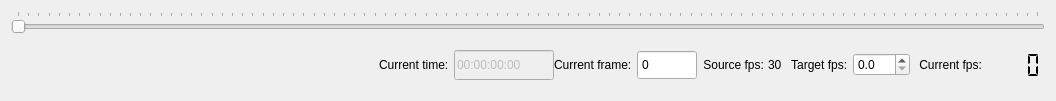
First picture: the form in Src/View/VideoControllWidget.ui, repository BioroboticsLab/biotracker_core, before the edit.
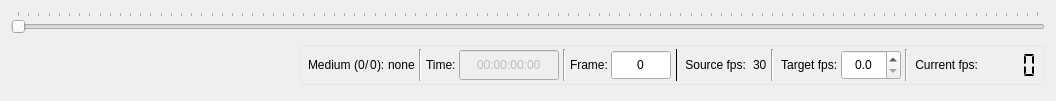
Second picture: the form after the edit. Icons and pictures are not drawn.

Commit message: - NotificationBrowser now scrolls down with new lines if already at end - fixed batch processing of videos while tracking (std::ofstream was buggy and changed to QFile/QTextstream setup) - added current media name to media bar - added current state of batch processing to media bar - minor layout changes to media bar - fixed video stuck at end when manually stepping frames forward -> now goes back to start - refactoring

Patch:
```diff
--- a/Src/View/VideoControllWidget.ui
+++ b/Src/View/VideoControllWidget.ui
@@ -101,7 +101,7 @@
         <x>0</x>
         <y>0</y>
         <width>1038</width>
-        <height>50</height>
+        <height>51</height>
        </rect>
       </property>
       <layout class="QVBoxLayout" name="verticalLayout_2">
@@ -151,7 +151,7 @@
            <number>0</number>
           </property>
           <item alignment="Qt::AlignRight">
-           <widget class="QWidget" name="widget_6" native="true">
+           <widget class="QGroupBox" name="groupBox_6">
             <property name="sizePolicy">
              <sizepolicy hsizetype="Preferred" vsizetype="Minimum">
               <horstretch>0</horstretch>
@@ -161,12 +161,42 @@
             <property name="layoutDirection">
              <enum>Qt::LeftToRight</enum>
             </property>
+            <property name="styleSheet">
+             <string notr="true">QGroupBox {
+	border: 1px solid #e5e5e5;
+	border-radius: 5px; 
+	spacing: 1px; 
+	padding: 3px; 
+	margin-top: 1ex; /* leave space at the top for the title */}
+
+QGroupBox::title{
+	subcontrol-origin: margin;
+	subcontrol-position: top center; 
+	padding: 0 3px;}
+
+QToolButton {
+	padding: 5px; 
+	margin: 0px}
+
+QFrame[frameShape=&quot;4&quot;],
+QFrame[frameShape=&quot;5&quot;]
+{
+	color: green;
+	border: none;
+    background: #e5e5e5;
+	max-width: 1px;
+}
+</string>
+            </property>
+            <property name="flat">
+             <bool>false</bool>
+            </property>
             <layout class="QHBoxLayout" name="horizontalLayout_7">
              <property name="spacing">
-              <number>0</number>
+              <number>1</number>
              </property>
              <property name="leftMargin">
-              <number>0</number>
+              <number>1</number>
              </property>
              <property name="topMargin">
               <number>0</number>
@@ -177,20 +207,103 @@
              <property name="bottomMargin">
               <number>0</number>
              </property>
+             <item>
+              <widget class="QWidget" name="widget_7" native="true">
+               <property name="sizePolicy">
+                <sizepolicy hsizetype="Preferred" vsizetype="Minimum">
+                 <horstretch>0</horstretch>
+                 <verstretch>0</verstretch>
+                </sizepolicy>
+               </property>
+               <layout class="QHBoxLayout" name="horizontalLayout_8">
+                <property name="spacing">
+                 <number>0</number>
+                </property>
+                <property name="leftMargin">
+                 <number>3</number>
+                </property>
+                <property name="topMargin">
+                 <number>0</number>
+                </property>
+                <property name="rightMargin">
+                 <number>3</number>
+                </property>
+                <property name="bottomMargin">
+                 <number>0</number>
+                </property>
+                <item>
+                 <widget class="QLabel" name="label_4">
+                  <property name="text">
+                   <string>Medium </string>
+                  </property>
+                 </widget>
+                </item>
+                <item>
+                 <widget class="QLabel" name="label_">
+                  <property name="text">
+                   <string>(</string>
+                  </property>
+                 </widget>
+                </item>
+                <item>
+                 <widget class="QLabel" name="video_bCurr">
+                  <property name="text">
+                   <string>0</string>
+                  </property>
+                 </widget>
+                </item>
+                <item>
+                 <widget class="QLabel" name="label_7">
+                  <property name="text">
+                   <string>/</string>
+                  </property>
+                 </widget>
+                </item>
+                <item>
+                 <widget class="QLabel" name="video_bMax">
+                  <property name="text">
+                   <string>0</string>
+                  </property>
+                 </widget>
+                </item>
+                <item>
+                 <widget class="QLabel" name="label_9">
+                  <property name="text">
+                   <string>): </string>
+                  </property>
+                 </widget>
+                </item>
+                <item>
+                 <widget class="QLabel" name="video_label">
+                  <property name="text">
+                   <string>none</string>
+                  </property>
+                 </widget>
+                </item>
+               </layout>
+              </widget>
+             </item>
+             <item>
+              <widget class="Line" name="line_3">
+               <property name="orientation">
+                <enum>Qt::Vertical</enum>
+               </property>
+              </widget>
+             </item>
              <item alignment="Qt::AlignRight">
               <widget class="QWidget" name="widget_2" native="true">
                <layout class="QHBoxLayout" name="horizontalLayout_2">
                 <property name="spacing">
-                 <number>5</number>
+                 <number>3</number>
                 </property>
                 <property name="leftMargin">
-                 <number>0</number>
+                 <number>3</number>
                 </property>
                 <property name="topMargin">
                  <number>0</number>
                 </property>
                 <property name="rightMargin">
-                 <number>0</number>
+                 <number>3</number>
                 </property>
                 <property name="bottomMargin">
                  <number>0</number>
@@ -198,7 +311,7 @@
                 <item>
                  <widget class="QLabel" name="label_2">
                   <property name="text">
-                   <string>Current time:</string>
+                   <string>Time:</string>
                   </property>
                  </widget>
                 </item>
@@ -228,11 +341,24 @@
                   <property name="cursorPosition">
                    <number>11</number>
                   </property>
+                  <property name="alignment">
+                   <set>Qt::AlignCenter</set>
+                  </property>
                  </widget>
                 </item>
                </layout>
               </widget>
              </item>
+             <item>
+              <widget class="Line" name="line_2">
+               <property name="frameShadow">
+                <enum>QFrame::Sunken</enum>
+               </property>
+               <property name="orientation">
+                <enum>Qt::Vertical</enum>
+               </property>
+              </widget>
+             </item>
              <item alignment="Qt::AlignRight">
               <widget class="QWidget" name="widget_3" native="true">
                <property name="sizePolicy">
@@ -243,16 +369,16 @@
                </property>
                <layout class="QHBoxLayout" name="horizontalLayout_3">
                 <property name="spacing">
-                 <number>5</number>
+                 <number>3</number>
                 </property>
                 <property name="leftMargin">
-                 <number>0</number>
+                 <number>3</number>
                 </property>
                 <property name="topMargin">
                  <number>0</number>
                 </property>
                 <property name="rightMargin">
-                 <number>0</number>
+                 <number>3</number>
                 </property>
                 <property name="bottomMargin">
                  <number>0</number>
@@ -266,7 +392,7 @@
                    </sizepolicy>
                   </property>
                   <property name="text">
-                   <string>Current frame:</string>
+                   <string>Frame:</string>
                   </property>
                  </widget>
                 </item>
@@ -278,6 +404,9 @@
                     <height>30</height>
                    </size>
                   </property>
+                  <property name="alignment">
+                   <set>Qt::AlignCenter</set>
+                  </property>
                   <property name="buttonSymbols">
                    <enum>QAbstractSpinBox::NoButtons</enum>
                   </property>
@@ -295,6 +424,22 @@
                </layout>
               </widget>
              </item>
+             <item>
+              <widget class="Line" name="line">
+               <property name="autoFillBackground">
+                <bool>false</bool>
+               </property>
+               <property name="frameShadow">
+                <enum>QFrame::Plain</enum>
+               </property>
+               <property name="lineWidth">
+                <number>1</number>
+               </property>
+               <property name="orientation">
+                <enum>Qt::Vertical</enum>
+               </property>
+              </widget>
+             </item>
              <item alignment="Qt::AlignRight">
               <widget class="QWidget" name="widget_4" native="true">
                <property name="sizePolicy">
@@ -305,7 +450,7 @@
                </property>
                <layout class="QHBoxLayout" name="horizontalLayout_5">
                 <property name="spacing">
-                 <number>0</number>
+                 <number>3</number>
                 </property>
                 <property name="leftMargin">
                  <number>3</number>
@@ -360,6 +505,13 @@
                </layout>
               </widget>
              </item>
+             <item>
+              <widget class="Line" name="line_4">
+               <property name="orientation">
+                <enum>Qt::Vertical</enum>
+               </property>
+              </widget>
+             </item>
              <item alignment="Qt::AlignRight">
               <widget class="QWidget" name="widget_5" native="true">
                <property name="sizePolicy">
@@ -370,7 +522,7 @@
                </property>
                <layout class="QHBoxLayout" name="horizontalLayout_6">
                 <property name="spacing">
-                 <number>5</number>
+                 <number>3</number>
                 </property>
                 <property name="leftMargin">
                  <number>3</number>
@@ -405,9 +557,18 @@
                     <verstretch>0</verstretch>
                    </sizepolicy>
                   </property>
+                  <property name="minimumSize">
+                   <size>
+                    <width>60</width>
+                    <height>30</height>
+                   </size>
+                  </property>
                   <property name="toolTip">
                    <string>Set a fps limit (0 for no limit)</string>
                   </property>
+                  <property name="alignment">
+                   <set>Qt::AlignCenter</set>
+                  </property>
                   <property name="decimals">
                    <number>1</number>
                   </property>
@@ -419,6 +580,13 @@
                </layout>
               </widget>
              </item>
+             <item>
+              <widget class="Line" name="line_5">
+               <property name="orientation">
+                <enum>Qt::Vertical</enum>
+               </property>
+              </widget>
+             </item>
              <item alignment="Qt::AlignRight">
               <widget class="QWidget" name="widget" native="true">
                <property name="sizePolicy">
```
The commit also changes 20 other files.
